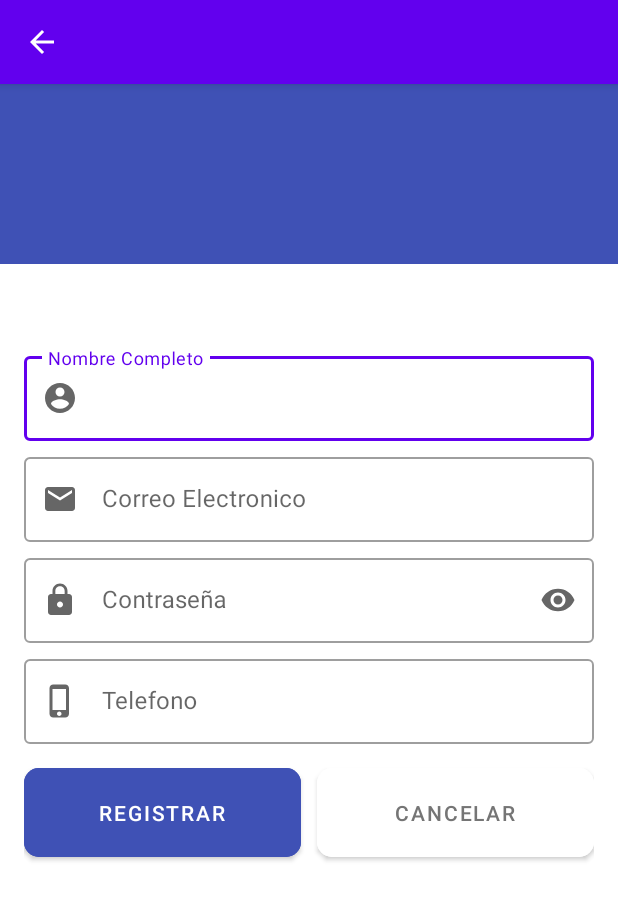
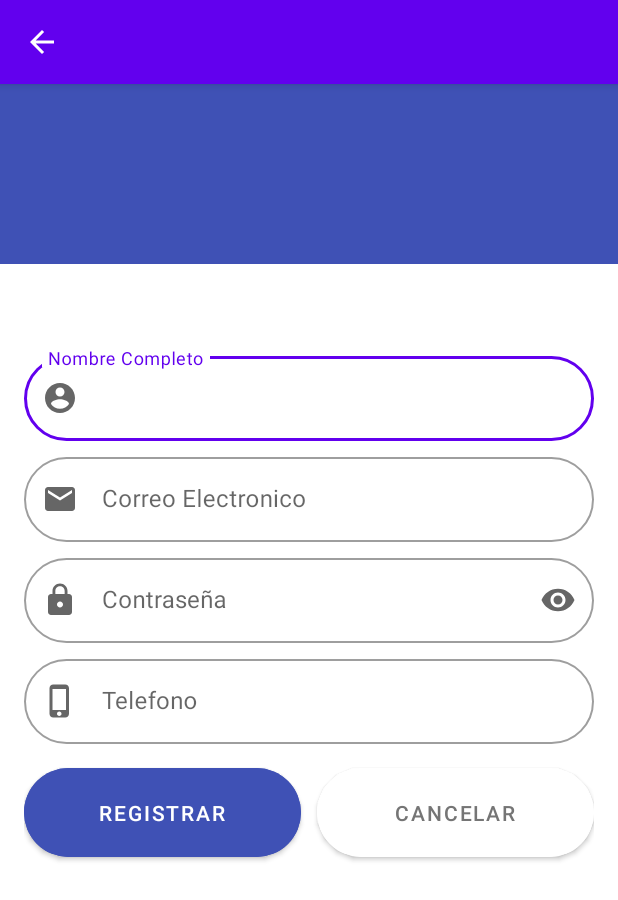
Before and after one commit to AndreAmpueroPezua/OxAngel, an Android app: the RegisterActivity screen opened directly, with no data from a screen before it, on a phone screen of 412 x 824 dp. Shown: the top 900 px of the screen. Run offline under Robolectric (Android 15) with nearby library versions, the phone set to English and light mode, and no system bars; our stand-ins replace Firebase (no records; nobody signed in at launch, a user with empty details on screens opened directly); libraries missing offline, so code that uses them is left out: dmax.dialog; 1 statement that could not run was skipped.

Commit message:
Redesign Activity_register

```diff
--- a/app/src/main/res/layout/activity_register.xml
+++ b/app/src/main/res/layout/activity_register.xml
@@ -42,6 +42,10 @@
             android:layout_height="wrap_content"
             android:hint="Nombre Completo"
             app:startIconDrawable="@drawable/icon_user"
+            app:boxCornerRadiusBottomEnd="50dp"
+            app:boxCornerRadiusBottomStart="50dp"
+            app:boxCornerRadiusTopEnd="50dp"
+            app:boxCornerRadiusTopStart="50dp"
             app:endIconMode="clear_text">
 
             <com.google.android.material.textfield.TextInputEditText
@@ -58,6 +62,10 @@
             android:layout_height="wrap_content"
             android:layout_marginTop="5dp"
             android:hint="Correo Electronico"
+            app:boxCornerRadiusBottomEnd="50dp"
+            app:boxCornerRadiusBottomStart="50dp"
+            app:boxCornerRadiusTopEnd="50dp"
+            app:boxCornerRadiusTopStart="50dp"
             app:startIconDrawable="@drawable/icon_email"
             app:endIconMode="clear_text">
 
@@ -76,6 +84,10 @@
             android:layout_marginTop="5dp"
             android:hint="Contraseña"
             app:endIconMode="password_toggle"
+            app:boxCornerRadiusBottomEnd="50dp"
+            app:boxCornerRadiusBottomStart="50dp"
+            app:boxCornerRadiusTopEnd="50dp"
+            app:boxCornerRadiusTopStart="50dp"
             app:startIconDrawable="@drawable/icon_lock">
 
             <com.google.android.material.textfield.TextInputEditText
@@ -93,6 +105,10 @@
             android:layout_marginTop="5dp"
             android:hint="Telefono"
             app:startIconDrawable="@drawable/icon_phone"
+            app:boxCornerRadiusBottomEnd="50dp"
+            app:boxCornerRadiusBottomStart="50dp"
+            app:boxCornerRadiusTopEnd="50dp"
+            app:boxCornerRadiusTopStart="50dp"
             app:endIconMode="clear_text">
 
             <com.google.android.material.textfield.TextInputEditText
@@ -119,7 +135,7 @@
                 android:padding="20dp"
                 android:text="Registrar"
                 android:textColor="@color/white"
-                app:cornerRadius="10dp" />
+                app:cornerRadius="50dp" />
 
             <com.google.android.material.button.MaterialButton
                 android:id="@+id/btnRgCancelar"
@@ -131,7 +147,7 @@
                 android:padding="20dp"
                 android:text="Cancelar"
                 android:textColor="@color/dark_gray"
-                app:cornerRadius="10dp" />
+                app:cornerRadius="50dp" />
 
         </LinearLayout>
 
```
